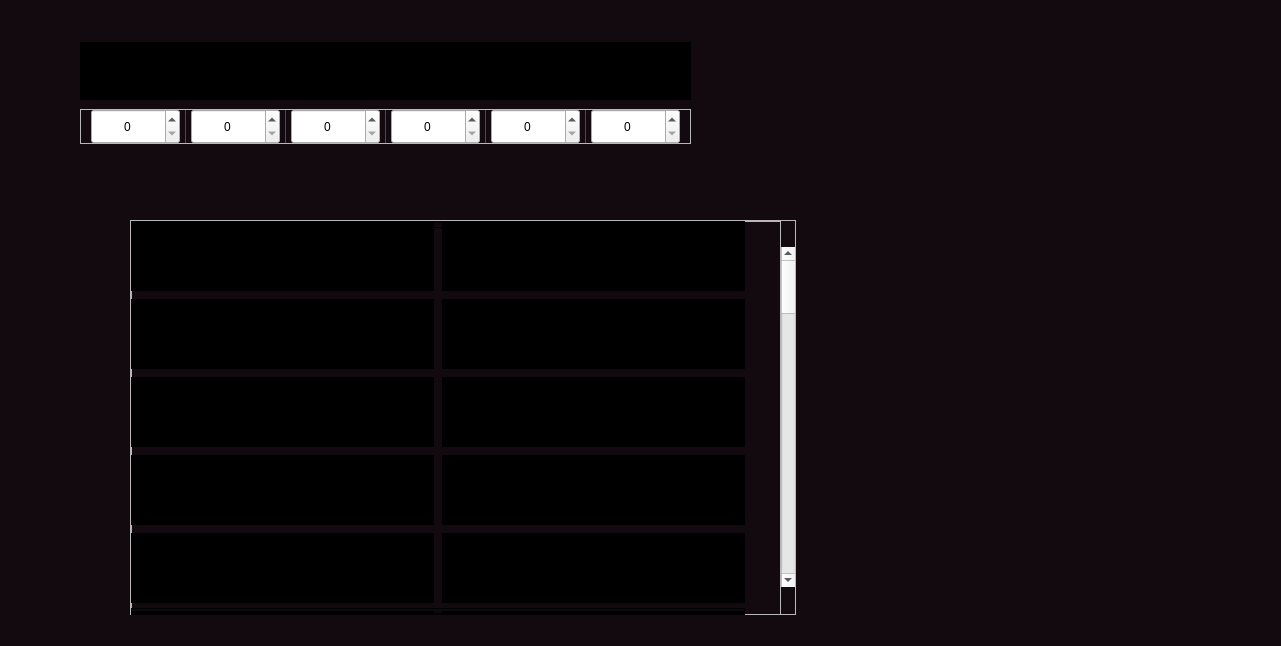
Above: Dungeoner/Windows/CharacterWindow/characterwindow.ui from Denis-Igorevich-Frolov/Dungeoner-on-QT before the change. Below: the same form after it.
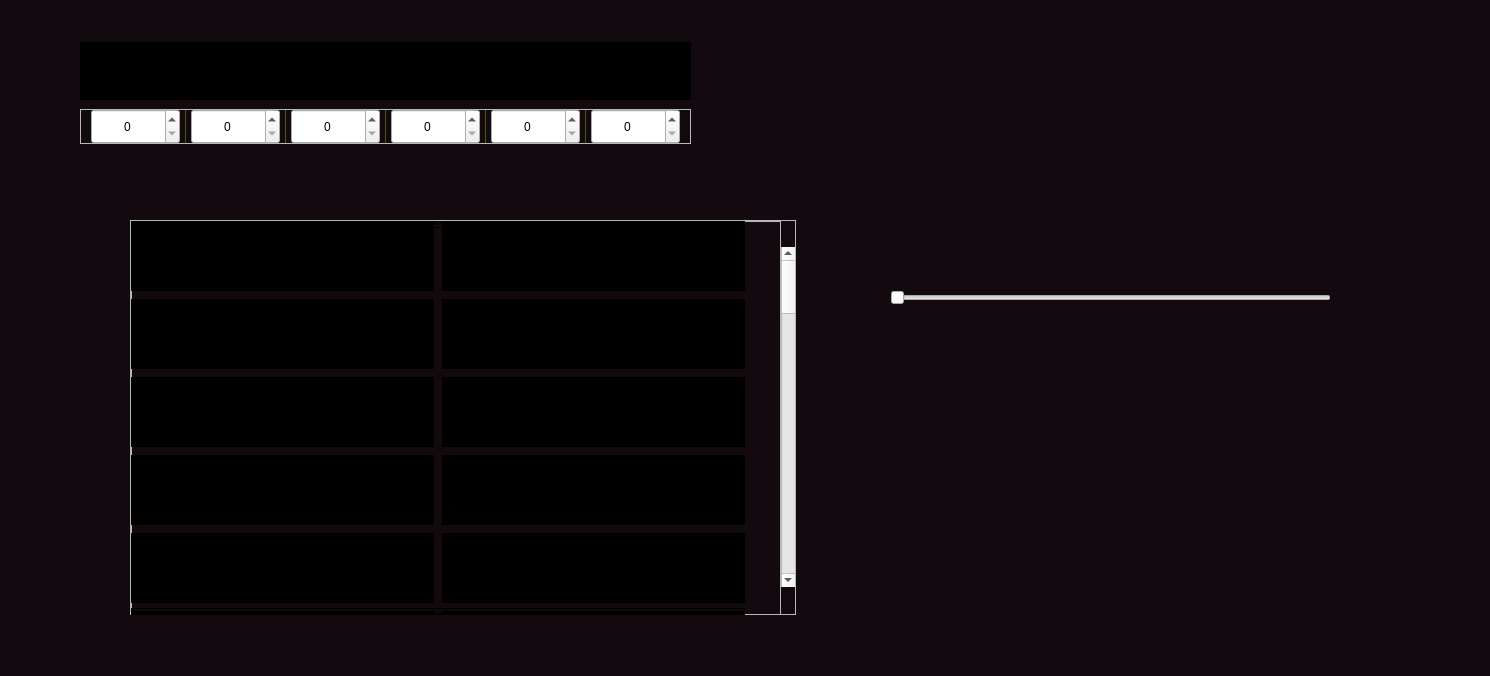
That is the form after the change. Custom widgets are drawn as their Qt base class.

```diff
--- a/Dungeoner/Windows/CharacterWindow/characterwindow.ui
+++ b/Dungeoner/Windows/CharacterWindow/characterwindow.ui
@@ -6,8 +6,8 @@
    <rect>
     <x>0</x>
     <y>0</y>
-    <width>1281</width>
-    <height>646</height>
+    <width>1490</width>
+    <height>676</height>
    </rect>
   </property>
   <property name="focusPolicy">
@@ -1647,8 +1647,8 @@
   <widget class="ProgressBar_1" name="widget" native="true">
    <property name="geometry">
     <rect>
-     <x>730</x>
-     <y>70</y>
+     <x>880</x>
+     <y>80</y>
      <width>471</width>
      <height>101</height>
     </rect>
@@ -1657,6 +1657,22 @@
     <string notr="true"/>
    </property>
   </widget>
+  <widget class="QSlider" name="horizontalSlider">
+   <property name="geometry">
+    <rect>
+     <x>890</x>
+     <y>290</y>
+     <width>441</width>
+     <height>16</height>
+    </rect>
+   </property>
+   <property name="maximum">
+    <number>100</number>
+   </property>
+   <property name="orientation">
+    <enum>Qt::Horizontal</enum>
+   </property>
+  </widget>
  </widget>
  <customwidgets>
   <customwidget>
```
